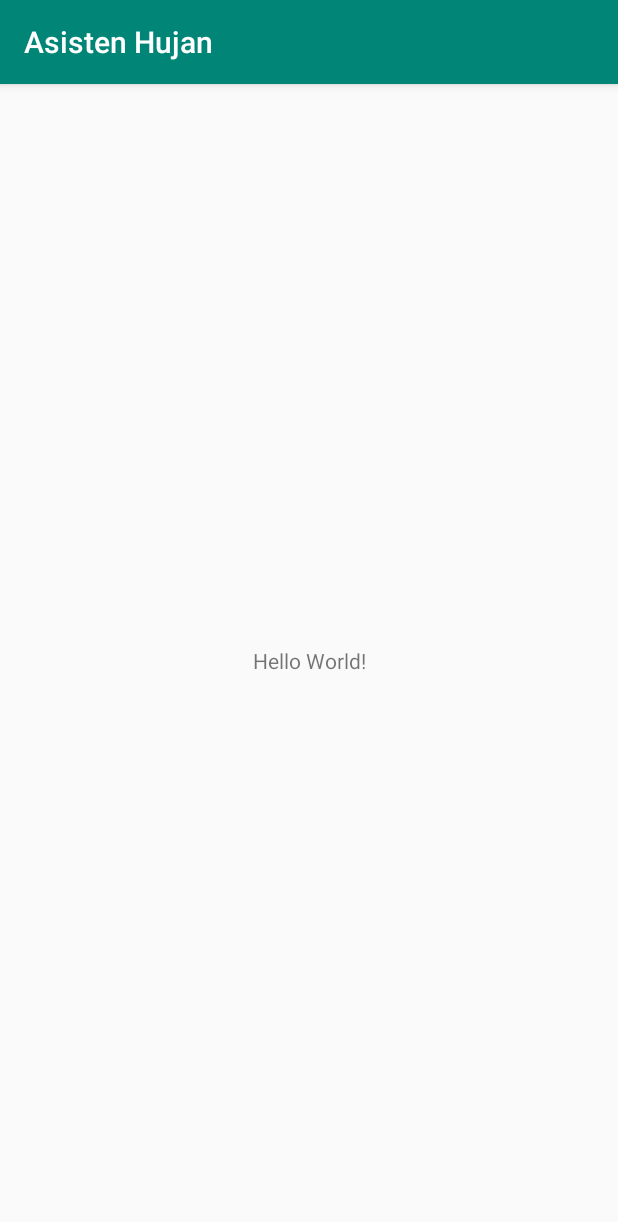
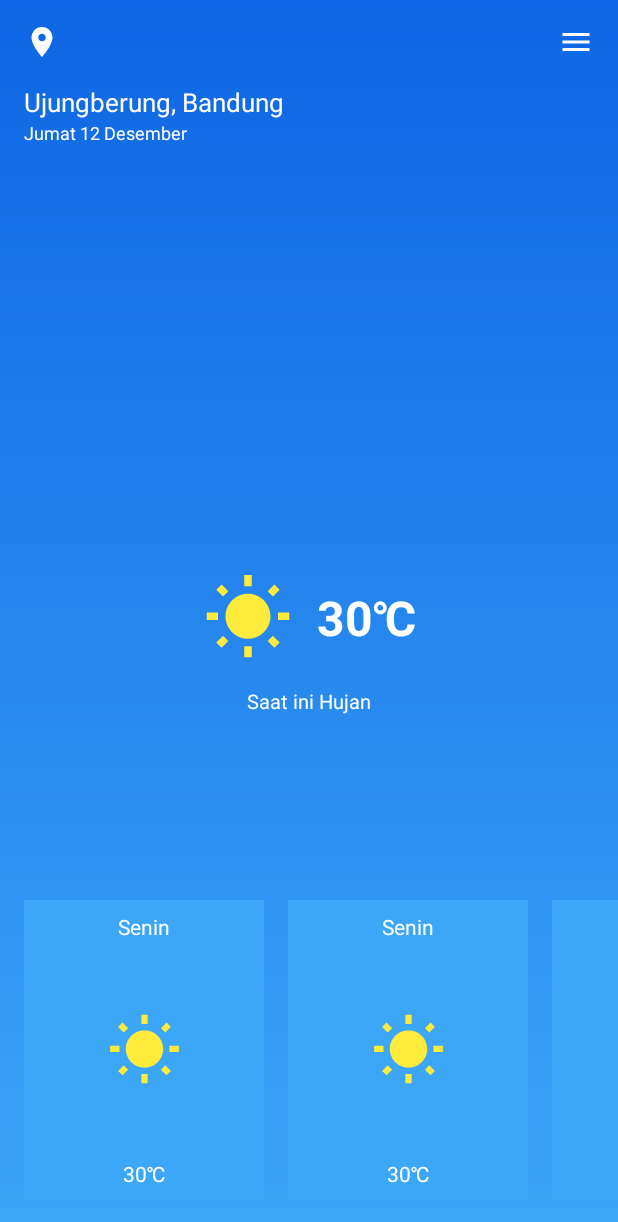
Before and after one commit to congfandi/AsistenHujan, an Android app: the screen it shows after launch (MainActivity), on a phone screen of 412 x 824 dp. Shown: the top 1222 px of the screen. Run offline under Robolectric (Android 15) with nearby library versions, the phone set to English and light mode, and no system bars.

Commit message:
adding some data

```diff
--- a/app/src/main/AndroidManifest.xml
+++ b/app/src/main/AndroidManifest.xml
@@ -9,7 +9,7 @@
         android:roundIcon="@mipmap/ic_launcher_round"
         android:supportsRtl="true"
         android:theme="@style/AppTheme">
-        <activity android:name=".MainActivity">
+        <activity android:name=".core.MainActivity">
             <intent-filter>
                 <action android:name="android.intent.action.MAIN" />
 
--- a/app/src/main/java/com/thengoding/asistenhujan/MainActivity.kt
+++ /dev/null
@@ -1,12 +0,0 @@
-package com.thengoding.asistenhujan
-
-import androidx.appcompat.app.AppCompatActivity
-import android.os.Bundle
-
-class MainActivity : AppCompatActivity() {
-
-    override fun onCreate(savedInstanceState: Bundle?) {
-        super.onCreate(savedInstanceState)
-        setContentView(R.layout.activity_main)
-    }
-}
--- /dev/null
+++ b/app/src/main/java/com/thengoding/asistenhujan/WeatherAdapter.kt
@@ -0,0 +1,32 @@
+package com.thengoding.asistenhujan
+
+import android.content.Context
+import android.view.LayoutInflater
+import android.view.View
+import android.view.ViewGroup
+import androidx.recyclerview.widget.RecyclerView
+
+class WeatherAdapter(val context: Context) : RecyclerView.Adapter<WeatherHolder>() {
+
+    override fun onCreateViewHolder(parent: ViewGroup, viewType: Int): WeatherHolder {
+        return WeatherHolder(
+            LayoutInflater.from(context).inflate(
+                R.layout.item_weather,
+                parent,
+                false
+            )
+        )
+    }
+
+    override fun getItemCount(): Int {
+        return 5
+    }
+
+    override fun onBindViewHolder(holder: WeatherHolder, position: Int) {
+
+    }
+}
+
+class WeatherHolder(itemView: View) : RecyclerView.ViewHolder(itemView) {
+
+}
--- /dev/null
+++ b/app/src/main/java/com/thengoding/asistenhujan/api/RestApi.kt
@@ -0,0 +1,10 @@
+package com.thengoding.asistenhujan.api
+
+import io.reactivex.Observable
+import retrofit2.http.GET
+
+
+interface RestApi {
+    @GET("data/2.5/weather")
+    fun weather(lat:String,long:String) : Observable<String>
+}
--- /dev/null
+++ b/app/src/main/java/com/thengoding/asistenhujan/core/MainActivity.kt
@@ -0,0 +1,19 @@
+package com.thengoding.asistenhujan.core
+
+import androidx.appcompat.app.AppCompatActivity
+import android.os.Bundle
+import android.widget.LinearLayout
+import androidx.recyclerview.widget.LinearLayoutManager
+import com.thengoding.asistenhujan.R
+import com.thengoding.asistenhujan.WeatherAdapter
+import kotlinx.android.synthetic.main.activity_main.*
+
+class MainActivity : AppCompatActivity() {
+
+    override fun onCreate(savedInstanceState: Bundle?) {
+        super.onCreate(savedInstanceState)
+        setContentView(R.layout.activity_main)
+        rc_list_weather.adapter = WeatherAdapter(this)
+        rc_list_weather.layoutManager = LinearLayoutManager(this,LinearLayoutManager.HORIZONTAL,false)
+    }
+}
--- /dev/null
+++ b/app/src/main/java/com/thengoding/asistenhujan/viewmodels/BaseViewModel.kt
@@ -0,0 +1,6 @@
+package com.thengoding.asistenhujan.viewmodels
+
+import androidx.lifecycle.ViewModel
+
+abstract class BaseViewModel : ViewModel() {
+}
--- /dev/null
+++ b/app/src/main/res/drawable/gradient.xml
@@ -0,0 +1,9 @@
+<?xml version="1.0" encoding="utf-8"?>
+<shape xmlns:android="http://schemas.android.com/apk/res/android">
+    <gradient
+        android:type="linear"
+        android:startColor="@color/colorPrimary"
+        android:endColor="@color/colorPrimaryDark"
+        android:angle="90"
+        />
+</shape>
--- /dev/null
+++ b/app/src/main/res/drawable/ic_cloud_white_24dp.xml
@@ -0,0 +1,5 @@
+<vector android:height="24dp" android:tint="#FFFFFF"
+    android:viewportHeight="24.0" android:viewportWidth="24.0"
+    android:width="24dp" xmlns:android="http://schemas.android.com/apk/res/android">
+    <path android:fillColor="#FF000000" android:pathData="M19.35,10.04C18.67,6.59 15.64,4 12,4 9.11,4 6.6,5.64 5.35,8.04 2.34,8.36 0,10.91 0,14c0,3.31 2.69,6 6,6h13c2.76,0 5,-2.24 5,-5 0,-2.64 -2.05,-4.78 -4.65,-4.96z"/>
+</vector>
--- /dev/null
+++ b/app/src/main/res/drawable/ic_menu_white_24dp.xml
@@ -0,0 +1,5 @@
+<vector android:height="24dp" android:tint="#FFFFFF"
+    android:viewportHeight="24.0" android:viewportWidth="24.0"
+    android:width="24dp" xmlns:android="http://schemas.android.com/apk/res/android">
+    <path android:fillColor="#FF000000" android:pathData="M3,18h18v-2L3,16v2zM3,13h18v-2L3,11v2zM3,6v2h18L21,6L3,6z"/>
+</vector>
--- /dev/null
+++ b/app/src/main/res/drawable/ic_panorama_fish_eye_white_24dp.xml
@@ -0,0 +1,5 @@
+<vector android:height="24dp" android:tint="#FFFFFF"
+    android:viewportHeight="24.0" android:viewportWidth="24.0"
+    android:width="24dp" xmlns:android="http://schemas.android.com/apk/res/android">
+    <path android:fillColor="#FF000000" android:pathData="M12,2C6.47,2 2,6.47 2,12s4.47,10 10,10 10,-4.47 10,-10S17.53,2 12,2zM12,20c-4.41,0 -8,-3.59 -8,-8s3.59,-8 8,-8 8,3.59 8,8 -3.59,8 -8,8z"/>
+</vector>
--- /dev/null
+++ b/app/src/main/res/drawable/ic_place_white_24dp.xml
@@ -0,0 +1,5 @@
+<vector android:height="24dp" android:tint="#FFFFFF"
+    android:viewportHeight="24.0" android:viewportWidth="24.0"
+    android:width="24dp" xmlns:android="http://schemas.android.com/apk/res/android">
+    <path android:fillColor="#FF000000" android:pathData="M12,2C8.13,2 5,5.13 5,9c0,5.25 7,13 7,13s7,-7.75 7,-13c0,-3.87 -3.13,-7 -7,-7zM12,11.5c-1.38,0 -2.5,-1.12 -2.5,-2.5s1.12,-2.5 2.5,-2.5 2.5,1.12 2.5,2.5 -1.12,2.5 -2.5,2.5z"/>
+</vector>
--- /dev/null
+++ b/app/src/main/res/drawable/ic_wb_sunny_white_24dp.xml
@@ -0,0 +1,5 @@
+<vector android:height="24dp" android:tint="#FFFFFF"
+    android:viewportHeight="24.0" android:viewportWidth="24.0"
+    android:width="24dp" xmlns:android="http://schemas.android.com/apk/res/android">
+    <path android:fillColor="#FF000000" android:pathData="M6.76,4.84l-1.8,-1.79 -1.41,1.41 1.79,1.79 1.42,-1.41zM4,10.5L1,10.5v2h3v-2zM13,0.55h-2L11,3.5h2L13,0.55zM20.45,4.46l-1.41,-1.41 -1.79,1.79 1.41,1.41 1.79,-1.79zM17.24,18.16l1.79,1.8 1.41,-1.41 -1.8,-1.79 -1.4,1.4zM20,10.5v2h3v-2h-3zM12,5.5c-3.31,0 -6,2.69 -6,6s2.69,6 6,6 6,-2.69 6,-6 -2.69,-6 -6,-6zM11,22.45h2L13,19.5h-2v2.95zM3.55,18.54l1.41,1.41 1.79,-1.8 -1.41,-1.41 -1.79,1.8z"/>
+</vector>
--- a/app/src/main/res/layout/activity_main.xml
+++ b/app/src/main/res/layout/activity_main.xml
@@ -4,15 +4,98 @@
     xmlns:tools="http://schemas.android.com/tools"
     android:layout_width="match_parent"
     android:layout_height="match_parent"
-    tools:context=".MainActivity">
+    android:background="@drawable/gradient"
+    tools:context=".core.MainActivity">
+
+    <ImageView
+        android:id="@+id/img_place"
+        android:layout_width="wrap_content"
+        android:layout_height="wrap_content"
+        android:layout_margin="16dp"
+        android:src="@drawable/ic_place_white_24dp"
+        app:layout_constraintLeft_toLeftOf="parent"
+        app:layout_constraintTop_toTopOf="parent" />
 
     <TextView
+        android:id="@+id/txt_location"
         android:layout_width="wrap_content"
         android:layout_height="wrap_content"
-        android:text="Hello World!"
+        android:layout_margin="16dp"
+        android:text="Ujungberung, Bandung"
+        android:textColor="@color/colorAccent"
+        android:textSize="17.0sp"
+        app:layout_constraintLeft_toLeftOf="parent"
+        app:layout_constraintTop_toBottomOf="@+id/img_place" />
+
+    <TextView
+        android:id="@+id/txt_day"
+        android:layout_width="wrap_content"
+        android:layout_height="wrap_content"
+        android:layout_marginLeft="16dp"
+        android:text="Jumat 12 Desember"
+        android:textColor="@color/colorAccent"
+        android:textSize="12.0sp"
+        app:layout_constraintLeft_toLeftOf="parent"
+        app:layout_constraintTop_toBottomOf="@+id/txt_location" />
+
+    <ImageView
+        android:id="@+id/img_menu"
+        android:layout_width="wrap_content"
+        android:layout_height="wrap_content"
+        android:layout_margin="16dp"
+        android:src="@drawable/ic_menu_white_24dp"
+        app:layout_constraintRight_toRightOf="parent"
+        app:layout_constraintTop_toTopOf="parent" />
+
+    <RelativeLayout
+        android:id="@+id/content_status"
+        android:layout_width="wrap_content"
+        android:layout_height="wrap_content"
         app:layout_constraintBottom_toBottomOf="parent"
         app:layout_constraintLeft_toLeftOf="parent"
         app:layout_constraintRight_toRightOf="parent"
-        app:layout_constraintTop_toTopOf="parent" />
+        app:layout_constraintTop_toTopOf="parent">
+
+        <ImageView
+            android:id="@+id/img_weather_status"
+            android:layout_width="60dp"
+            android:layout_height="60dp"
+            android:src="@drawable/ic_wb_sunny_white_24dp"
+            android:tint="@color/kuning" />
+
+        <TextView
+            android:layout_width="wrap_content"
+            android:layout_height="wrap_content"
+            android:layout_centerVertical="true"
+            android:layout_marginLeft="16dp"
+            android:layout_toRightOf="@+id/img_weather_status"
+            android:text="30\u2103"
+            android:textColor="@color/colorAccent"
+            android:textSize="32sp"
+            android:textStyle="bold" />
+    </RelativeLayout>
+
+    <TextView
+        android:id="@+id/txt_weather_info"
+        android:layout_width="wrap_content"
+        android:layout_height="wrap_content"
+        android:layout_centerVertical="true"
+        android:layout_marginTop="16dp"
+        android:text="Saat ini Hujan"
+        android:textColor="@color/colorAccent"
+        android:textSize="13sp"
+        app:layout_constraintLeft_toLeftOf="parent"
+        app:layout_constraintRight_toRightOf="parent"
+        app:layout_constraintTop_toBottomOf="@+id/content_status" />
+
+    <androidx.recyclerview.widget.RecyclerView
+        android:id="@+id/rc_list_weather"
+        android:layout_width="wrap_content"
+        android:layout_height="wrap_content"
+        android:layout_margin="16dp"
+        app:layout_constraintBottom_toBottomOf="parent"
+        app:layout_constraintLeft_toLeftOf="parent"
+        app:layout_constraintRight_toRightOf="parent" />
+
 
 </androidx.constraintlayout.widget.ConstraintLayout>
--- /dev/null
+++ b/app/src/main/res/layout/item_weather.xml
@@ -0,0 +1,41 @@
+<?xml version="1.0" encoding="utf-8"?>
+<androidx.constraintlayout.widget.ConstraintLayout xmlns:android="http://schemas.android.com/apk/res/android"
+    xmlns:app="http://schemas.android.com/apk/res-auto"
+    android:layout_width="160dp"
+    android:layout_height="200dp"
+    android:layout_marginStart="16dp"
+    android:layout_marginLeft="16dp"
+    android:layout_marginBottom="8dp"
+    android:background="@color/colorPrimary"
+    android:orientation="vertical"
+    android:padding="8dp"
+    app:layout_constraintCircleRadius="12dp">
+
+    <ImageView
+        android:layout_width="50dp"
+        android:layout_height="50dp"
+        android:src="@drawable/ic_wb_sunny_white_24dp"
+        android:tint="@color/kuning"
+        app:layout_constraintBottom_toBottomOf="parent"
+        app:layout_constraintLeft_toLeftOf="parent"
+        app:layout_constraintRight_toRightOf="parent"
+        app:layout_constraintTop_toTopOf="parent" />
+
+    <TextView
+        android:layout_width="wrap_content"
+        android:layout_height="wrap_content"
+        android:text="30\u2103"
+        android:textColor="@color/colorAccent"
+        app:layout_constraintBottom_toBottomOf="parent"
+        app:layout_constraintLeft_toLeftOf="parent"
+        app:layout_constraintRight_toRightOf="parent" />
+
+    <TextView
+        android:layout_width="wrap_content"
+        android:layout_height="wrap_content"
+        android:text="Senin"
+        android:textColor="@color/colorAccent"
+        app:layout_constraintLeft_toLeftOf="parent"
+        app:layout_constraintRight_toRightOf="parent"
+        app:layout_constraintTop_toTopOf="parent" />
+</androidx.constraintlayout.widget.ConstraintLayout>
--- a/app/src/main/res/values/colors.xml
+++ b/app/src/main/res/values/colors.xml
@@ -1,6 +1,7 @@
 <?xml version="1.0" encoding="utf-8"?>
 <resources>
-    <color name="colorPrimary">#008577</color>
-    <color name="colorPrimaryDark">#00574B</color>
-    <color name="colorAccent">#D81B60</color>
+    <color name="colorPrimary">#3CA6F8</color>
+    <color name="colorPrimaryDark">#0E66E4</color>
+    <color name="colorAccent">#FFFFFF</color>
+    <color name="kuning">#FFEB3B</color>
 </resources>
--- a/app/src/main/res/values/styles.xml
+++ b/app/src/main/res/values/styles.xml
@@ -1,7 +1,7 @@
 <resources>
 
     <!-- Base application theme. -->
-    <style name="AppTheme" parent="Theme.AppCompat.Light.DarkActionBar">
+    <style name="AppTheme" parent="Theme.AppCompat.Light.NoActionBar">
         <!-- Customize your theme here. -->
         <item name="colorPrimary">@color/colorPrimary</item>
         <item name="colorPrimaryDark">@color/colorPrimaryDark</item>
--- a/build.gradle
+++ b/build.gradle
@@ -2,6 +2,8 @@
 
 buildscript {
     ext.kotlin_version = '1.3.61'
+    ext.lifecycle_version = '1.1.1'
+    ext.retrofit_version = '2.4.0'
     repositories {
         google()
         jcenter()
```
Also changed, not shown: app/build.gradle (+12 -3 lines).
